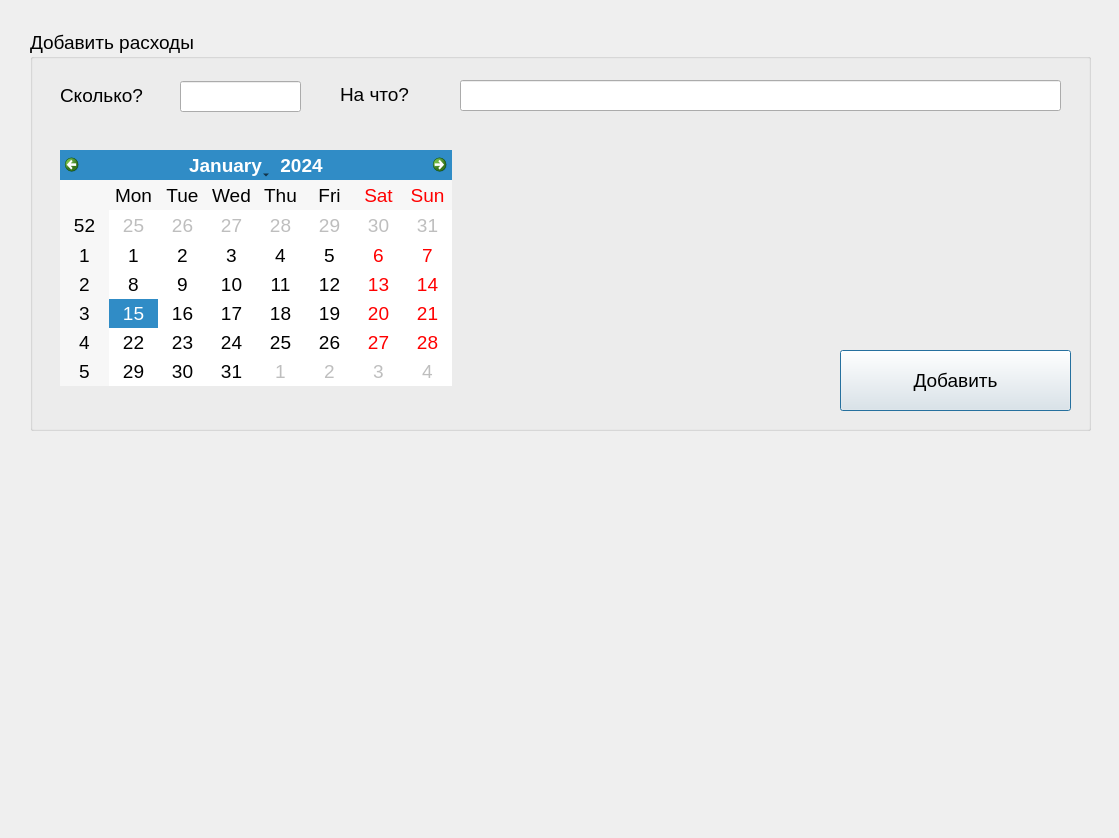
Before: the Qt Designer form Lose.ui in mishafominih/Accounting, drawn with Qt 5.
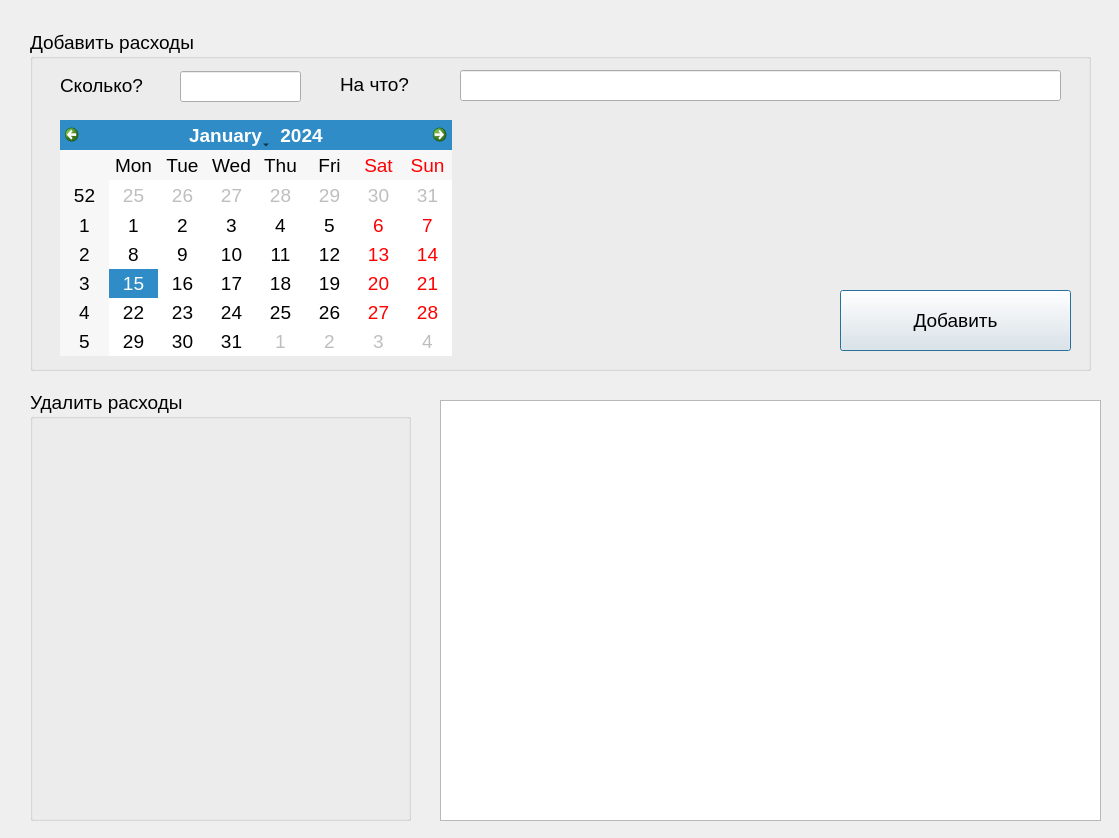
After: the same form once the commit is applied.

What changed in the file:
```diff
--- a/Lose.ui
+++ b/Lose.ui
@@ -19,7 +19,7 @@
      <x>30</x>
      <y>30</y>
      <width>1061</width>
-     <height>401</height>
+     <height>341</height>
     </rect>
    </property>
    <property name="font">
@@ -34,7 +34,7 @@
     <property name="geometry">
      <rect>
       <x>810</x>
-      <y>320</y>
+      <y>260</y>
       <width>231</width>
       <height>61</height>
      </rect>
@@ -47,7 +47,7 @@
     <property name="geometry">
      <rect>
       <x>150</x>
-      <y>51</y>
+      <y>41</y>
       <width>121</width>
       <height>31</height>
      </rect>
@@ -57,7 +57,7 @@
     <property name="geometry">
      <rect>
       <x>30</x>
-      <y>50</y>
+      <y>40</y>
       <width>151</width>
       <height>31</height>
      </rect>
@@ -70,7 +70,7 @@
     <property name="geometry">
      <rect>
       <x>430</x>
-      <y>50</y>
+      <y>40</y>
       <width>601</width>
       <height>31</height>
      </rect>
@@ -80,7 +80,7 @@
     <property name="geometry">
      <rect>
       <x>310</x>
-      <y>49</y>
+      <y>39</y>
       <width>151</width>
       <height>31</height>
      </rect>
@@ -93,13 +93,41 @@
     <property name="geometry">
      <rect>
       <x>30</x>
-      <y>120</y>
+      <y>90</y>
       <width>392</width>
       <height>236</height>
      </rect>
     </property>
    </widget>
   </widget>
+  <widget class="QGroupBox" name="groupBox_2">
+   <property name="geometry">
+    <rect>
+     <x>30</x>
+     <y>390</y>
+     <width>381</width>
+     <height>431</height>
+    </rect>
+   </property>
+   <property name="font">
+    <font>
+     <pointsize>14</pointsize>
+    </font>
+   </property>
+   <property name="title">
+    <string>Удалить расходы</string>
+   </property>
+  </widget>
+  <widget class="QTableWidget" name="tableWidget">
+   <property name="geometry">
+    <rect>
+     <x>440</x>
+     <y>400</y>
+     <width>661</width>
+     <height>421</height>
+    </rect>
+   </property>
+  </widget>
  </widget>
  <resources/>
  <connections/>
```
